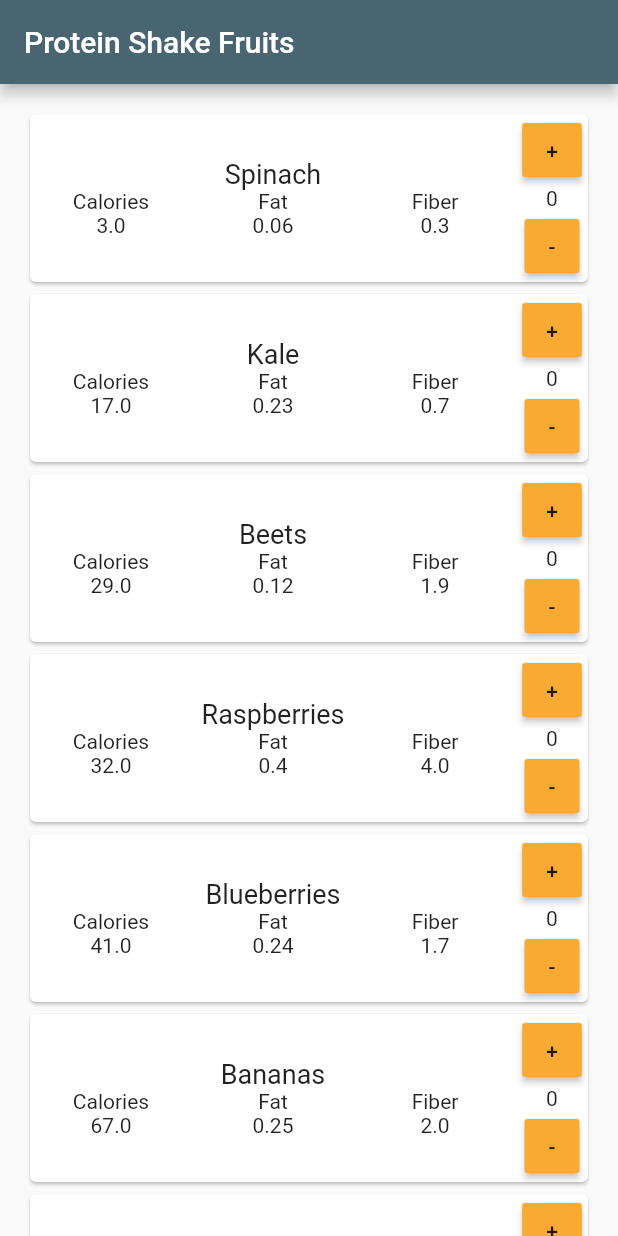
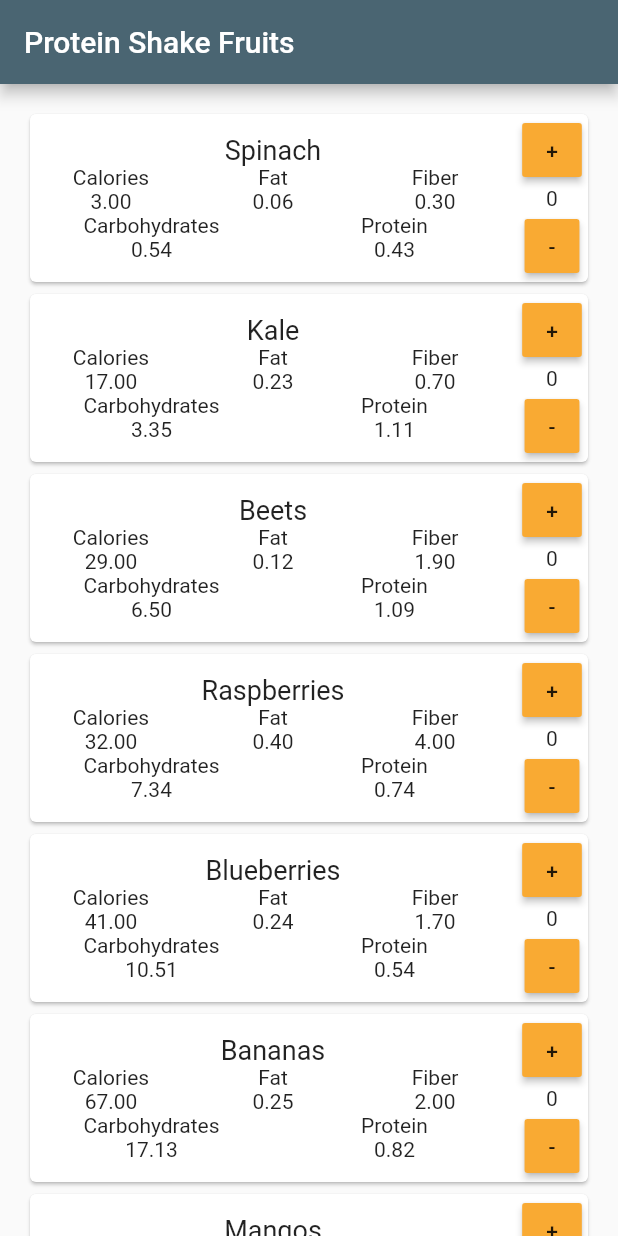
Before and after one commit to Empyreus/Custom, a Flutter app: the Fruits screen opened directly, on a phone screen of 412 x 824 dp. Run offline on Flutter 3.47's test engine with Material 2 defaults, Android fonts, the phone set to English and light mode, and no system bars; our stand-ins replace fluttertoast, sqflite; missing offline and left inert: mailer; accounts and stored records are empty.

```diff
--- a/custom_app/lib/main.dart
+++ b/custom_app/lib/main.dart
@@ -302,7 +302,7 @@ class CartState extends State<Carts> {
               if (i.isOdd)
                 return Divider();
               final index = i ~/ 2;
-              return _buildCartRow(_completedShakes[index], _completedStats[index]._cal, _completedStats[index]._fat, _completedStats[index]._fib, index);
+              return _buildCartRow(_completedShakes[index], _completedStats[index]._cal, _completedStats[index]._fat, _completedStats[index]._fib, _completedStats[index]._carb, _completedStats[index]._prot,index);
             }
         );
       }
@@ -322,7 +322,7 @@ class CartState extends State<Carts> {
   }
 
   bool alreadyAdded = true;
-  Widget _buildCartRow(ShakeStruct shake, double cal, double fat, double fib, int index){//String base, int cal) {
+  Widget _buildCartRow(ShakeStruct shake, double cal, double fat, double fib, double carb, double prot, int index){//String base, int cal) {
     return Card(
       child: Row(
         children: <Widget>[
@@ -349,7 +349,7 @@ class CartState extends State<Carts> {
                               "Calories"
                           ),
                           Text(
-                              cal.toString()
+                              cal.toStringAsFixed(2)
                           ),
                         ],
                       ),
@@ -362,7 +362,7 @@ class CartState extends State<Carts> {
                               "Fat"
                           ),
                           Text(
-                              fat.toString()
+                              fat.toStringAsFixed(2)
                           ),
                         ],
                       ),
@@ -375,7 +375,37 @@ class CartState extends State<Carts> {
                               "Fiber"
                           ),
                           Text(
-                              fib.toString()
+                              fib.toStringAsFixed(2)
+                          ),
+                        ],
+                      ),
+                    ),
+                  ],
+                ),//
+                Row(
+                  children: <Widget>[
+                    Expanded(
+                      child: Column(
+                        mainAxisAlignment: MainAxisAlignment.start,
+                        children: <Widget>[
+                          Text(
+                              "Carbohydrates"
+                          ),
+                          Text(
+                              carb.toStringAsFixed(2)
+                          ),
+                        ],
+                      ),
+                    ),
+                    Expanded(
+                      child: Column(
+                        mainAxisAlignment: MainAxisAlignment.center,
+                        children: <Widget>[
+                          Text(
+                              "Protein"
+                          ),
+                          Text(
+                              prot.toStringAsFixed(2)
                           ),
                         ],
                       ),
@@ -637,7 +667,7 @@ class FruitsState extends State<Fruits> {
                               "Calories"
                           ),
                           Text(
-                              _nut[fruit]._cal.toString()
+                              _nut[fruit]._cal.toStringAsFixed(2)
                           ),
                         ],
                       ),
@@ -650,7 +680,7 @@ class FruitsState extends State<Fruits> {
                               "Fat"
                           ),
                           Text(
-                              _nut[fruit]._fat.toString()
+                              _nut[fruit]._fat.toStringAsFixed(2)
                           ),
                         ],
                       ),
@@ -663,7 +693,37 @@ class FruitsState extends State<Fruits> {
                               "Fiber"
                           ),
                           Text(
-                              _nut[fruit]._fib.toString()
+                              _nut[fruit]._fib.toStringAsFixed(2)
+                          ),
+                        ],
+                      ),
+                    ),
+                  ],
+                ),//
+                Row(
+                  children: <Widget>[
+                    Expanded(
+                      child: Column(
+                        mainAxisAlignment: MainAxisAlignment.start,
+                        children: <Widget>[
+                          Text(
+                              "Carbohydrates"
+                          ),
+                          Text(
+                              _nut[fruit]._carb.toStringAsFixed(2)
+                          ),
+                        ],
+                      ),
+                    ),
+                    Expanded(
+                      child: Column(
+                        mainAxisAlignment: MainAxisAlignment.center,
+                        children: <Widget>[
+                          Text(
+                              "Protein"
+                          ),
+                          Text(
+                              _nut[fruit]._prot.toStringAsFixed(2)
                           ),
                         ],
                       ),
```
